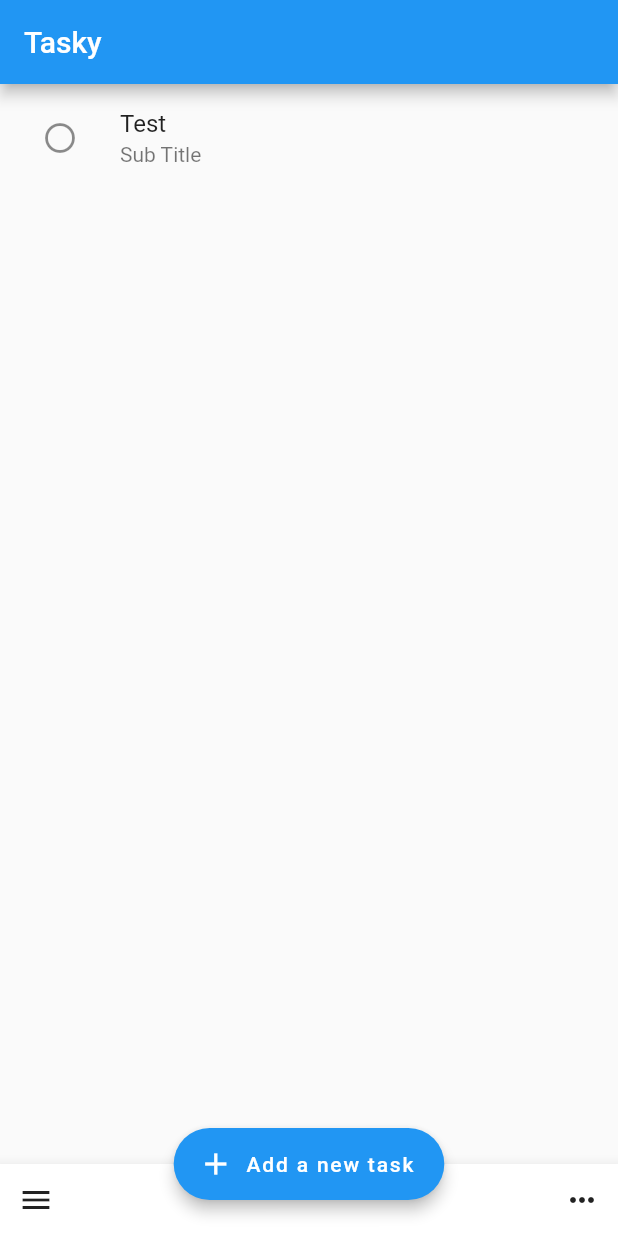
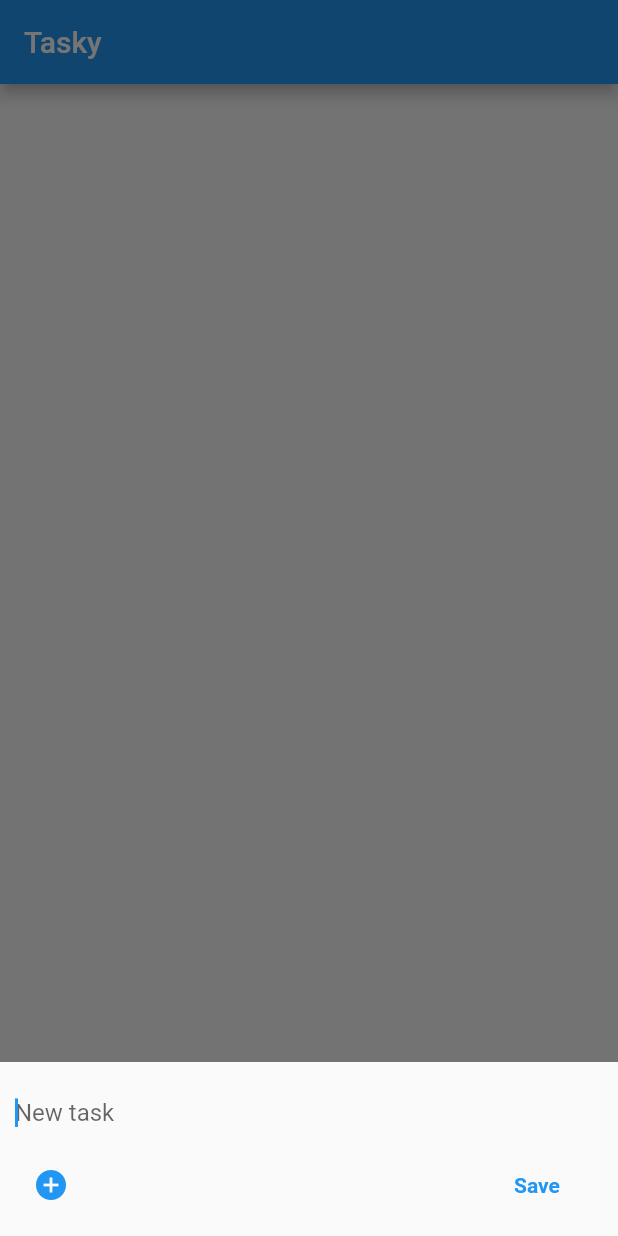
Before and after one commit to rodydavis/flutter_tasks, a Flutter app: the screen it shows after launch, after a tap on "Add a new task", on a phone screen of 412 x 824 dp. Run offline on Flutter 3.47's test engine with Material 2 defaults, Android fonts, the phone set to English and light mode, and no system bars.

Commit message:
Bottom Sheet in Progress

```diff
--- /dev/null
+++ b/lib/add_task.dart
@@ -0,0 +1,87 @@
+import 'package:flutter/cupertino.dart';
+import 'package:flutter/material.dart';
+
+import 'task.dart';
+
+class AddTaskWidget extends StatefulWidget {
+  @override
+  AddTaskWidgetState createState() => AddTaskWidgetState();
+}
+
+class AddTaskWidgetState extends State<AddTaskWidget> {
+  final TextEditingController _controller = TextEditingController();
+  final TextEditingController _controllerDetails = TextEditingController();
+  bool _showDetails = false;
+
+  @override
+  void initState() {
+    super.initState();
+    _showDetails = false;
+    _controller.clear();
+    _controllerDetails.clear();
+  }
+
+  @override
+  Widget build(BuildContext context) {
+    return Container(
+      child: new Padding(
+        padding: const EdgeInsets.all(10.0),
+        child: new Column(
+          mainAxisSize: MainAxisSize.min,
+          children: <Widget>[
+            TextField(
+              controller: _controller,
+              decoration: InputDecoration(
+                border: InputBorder.none,
+                hintText: 'New task',
+              ),
+              autofocus: true,
+            ),
+            _showDetails
+                ? TextField(
+                    controller: _controllerDetails,
+                    decoration: InputDecoration(
+                      border: InputBorder.none,
+                      hintText: 'Add details',
+                    ),
+                  )
+                : Container(
+                    height: 0.0,
+                  ),
+            Row(
+              mainAxisAlignment: MainAxisAlignment.spaceBetween,
+              children: <Widget>[
+                IconButton(
+                  icon: Icon(
+                    Icons.add_circle,
+                    color: Colors.blue,
+                  ),
+                  onPressed: () {
+                    setState(() {
+                      _showDetails = true;
+                    });
+                  },
+                ),
+                FlatButton(
+                  child: Text(
+                    'Save',
+                    style: TextStyle(
+                        color: Colors.blue, fontWeight: FontWeight.bold),
+                  ),
+                  onPressed: () {
+                    Navigator.pop(
+                        context,
+                        Task(
+                          title: _controller.text.toString(),
+                          subtitle: _controllerDetails.text.toString(),
+                        ));
+                  },
+                ),
+              ],
+            ),
+          ],
+        ),
+      ),
+    );
+  }
+}
--- /dev/null
+++ b/lib/home.dart
@@ -0,0 +1,103 @@
+import 'package:flutter/foundation.dart';
+import 'package:flutter/material.dart';
+
+import 'add_task.dart';
+import 'task.dart';
+
+class MyHomePage extends StatefulWidget {
+  static const String routeName = '/home/tasks';
+  MyHomePage({Key key, this.title}) : super(key: key);
+
+  final String title;
+
+  @override
+  _MyHomePageState createState() => new _MyHomePageState();
+}
+
+class _MyHomePageState extends State<MyHomePage> {
+  @override
+  void initState() {
+    super.initState();
+  }
+
+  List<Task> _items = [];
+
+  Widget _buildItem(BuildContext context, int index) {
+    return ListTile(
+      title: Text(_items[index].title),
+      subtitle:
+          _items[index].subtitle.isEmpty ? null : Text(_items[index].subtitle),
+      leading: IconButton(
+        icon: Icon(Icons.radio_button_unchecked),
+        onPressed: () {
+          _removeItem(index);
+        },
+      ),
+    );
+  }
+
+  void _addItem(String id, String title, String subtitle) {
+    setState(() {
+      _items.add(
+        Task(id: id, title: title, subtitle: subtitle),
+      );
+    });
+  }
+
+  void _removeItem(int index) {
+    setState(() {
+      _items.removeAt(index);
+    });
+  }
+
+  @override
+  Widget build(BuildContext context) {
+    return new Scaffold(
+      appBar: AppBar(
+        title: const Text('Tasky'),
+      ),
+      body: Padding(
+        padding: const EdgeInsets.all(0.0),
+        child: ListView.builder(
+          itemBuilder: _buildItem,
+          itemCount: _items.length == null ? 0 : _items.length,
+        ),
+      ),
+      floatingActionButton: FloatingActionButton.extended(
+        elevation: 4.0,
+        icon: const Icon(Icons.add),
+        label: const Text('Add a new task'),
+        onPressed: () {
+          showModalBottomSheet<Task>(
+              context: context,
+              resizeToAvoidBottomPadding: true,
+              builder: (BuildContext context) {
+                return AddTaskWidget();
+              }).then((newTask) {
+            if (newTask.title.isNotEmpty)
+              _addItem('${_items.length}', newTask.title, newTask.subtitle);
+          });
+        },
+      ),
+      floatingActionButtonLocation: FloatingActionButtonLocation.centerDocked,
+      bottomNavigationBar: BottomAppBar(
+          hasNotch: false,
+          child: SafeArea(
+            child: Row(
+              mainAxisSize: MainAxisSize.max,
+              mainAxisAlignment: MainAxisAlignment.spaceBetween,
+              children: <Widget>[
+                IconButton(
+                  icon: Icon(Icons.menu),
+                  onPressed: () {},
+                ),
+                IconButton(
+                  icon: Icon(Icons.more_horiz),
+                  onPressed: () {},
+                ),
+              ],
+            ),
+          )),
+    );
+  }
+}
--- a/lib/main.dart
+++ b/lib/main.dart
@@ -1,6 +1,6 @@
 import 'package:flutter/material.dart';
-import 'package:flutter/foundation.dart';
-import 'package:native_widgets/native_widgets.dart';
+
+import 'home.dart';
 
 void main() => runApp(new MyApp());
 
@@ -16,98 +16,3 @@ class MyApp extends StatelessWidget {
     );
   }
 }
-
-class MyHomePage extends StatefulWidget {
-  MyHomePage({Key key, this.title}) : super(key: key);
-
-  final String title;
-
-  @override
-  _MyHomePageState createState() => new _MyHomePageState();
-}
-
-class CustomItem {
-  final String title;
-  final String subtitle;
-  final String id;
-  CustomItem({this.title, this.subtitle, this.id});
-}
-
-class _MyHomePageState extends State<MyHomePage> {
-  @override
-  void initState() {
-    super.initState();
-  }
-
-  List<CustomItem> _items = [];
-
-  Widget _buildItem(BuildContext context, int index) {
-    return ListTile(
-      title: Text(_items[index].title),
-      subtitle: Text(_items[index].subtitle),
-      leading: IconButton(
-        icon: Icon(Icons.radio_button_unchecked),
-        onPressed: () {
-          _removeItem(index);
-        },
-      ),
-    );
-  }
-
-  void _addItem(String id, String title, String subtitle) {
-    setState(() {
-      _items.add(
-        CustomItem(id: id, title: title, subtitle: subtitle),
-      );
-    });
-  }
-
-  void _removeItem(int index) {
-    setState(() {
-      _items.removeAt(index);
-    });
-  }
-
-  @override
-  Widget build(BuildContext context) {
-    return new Scaffold(
-      appBar: AppBar(
-        title: const Text('Tasky'),
-      ),
-      body: Padding(
-        padding: const EdgeInsets.all(0.0),
-        child: ListView.builder(
-          itemBuilder: _buildItem,
-          itemCount: _items.length == null ? 0 : _items.length,
-        ),
-      ),
-      floatingActionButton: FloatingActionButton.extended(
-        elevation: 4.0,
-        icon: const Icon(Icons.add),
-        label: const Text('Add a new task'),
-        onPressed: () {
-          _addItem('${_items.length}', 'Test', 'Sub Title');
-        },
-      ),
-      floatingActionButtonLocation: FloatingActionButtonLocation.centerDocked,
-      bottomNavigationBar: BottomAppBar(
-          hasNotch: false,
-          child: SafeArea(
-            child: Row(
-              mainAxisSize: MainAxisSize.max,
-              mainAxisAlignment: MainAxisAlignment.spaceBetween,
-              children: <Widget>[
-                IconButton(
-                  icon: Icon(Icons.menu),
-                  onPressed: () {},
-                ),
-                IconButton(
-                  icon: Icon(Icons.more_horiz),
-                  onPressed: () {},
-                ),
-              ],
-            ),
-          )),
-    );
-  }
-}
--- /dev/null
+++ b/lib/task.dart
@@ -0,0 +1,11 @@
+class Task {
+  final String title;
+  final String subtitle;
+  final String id;
+
+  Task({this.title, this.subtitle, this.id});
+
+  @override String toString() {
+      return "$title, $subtitle => $id".toString();
+    }
+}
```
